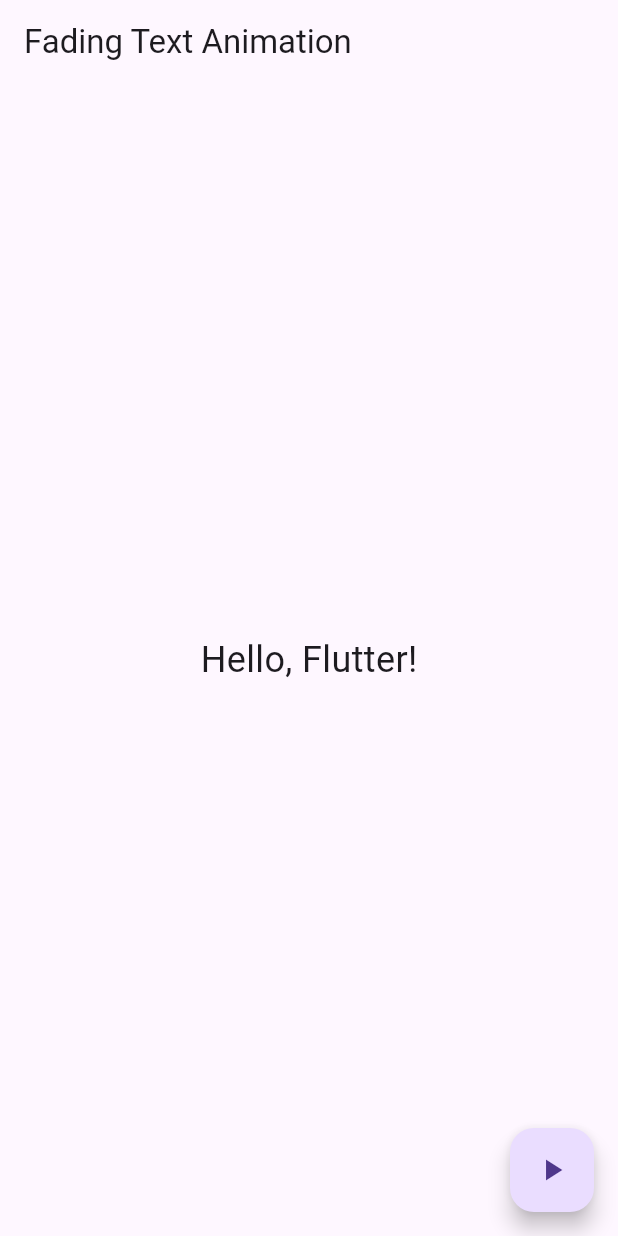
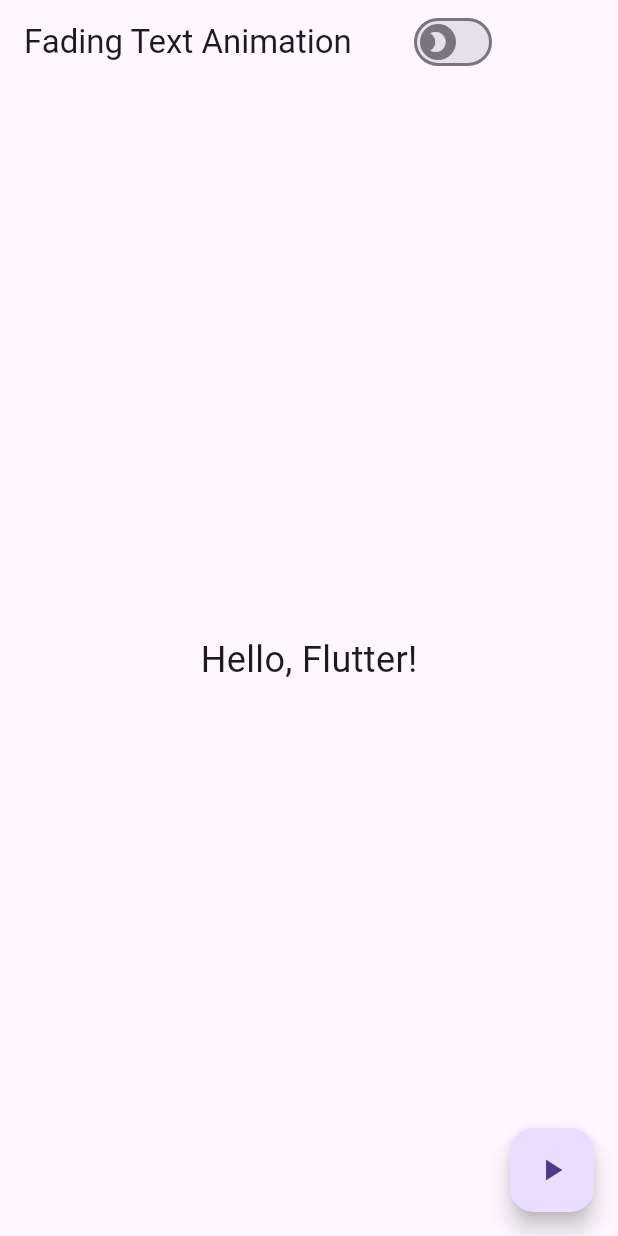
Before and after one commit to pjasmat/act8, a Flutter app: the screen it shows after launch, on a phone screen of 412 x 824 dp. Run offline on Flutter 3.47's test engine with Material 3 defaults, Android fonts, the phone set to English and light mode, and no system bars.

Commit message:
updated theme toggle switch

```diff
--- a/lib/main.dart
+++ b/lib/main.dart
@@ -4,19 +4,51 @@ void main() {
   runApp(const MyApp());
 }
 
-class MyApp extends StatelessWidget {
+// 1. Convert MyApp to a StatefulWidget to manage the theme state.
+class MyApp extends StatefulWidget {
   const MyApp({Key? key}) : super(key: key);
+
+  @override
+  State<MyApp> createState() => _MyAppState();
+}
+
+class _MyAppState extends State<MyApp> {
+  // 2. The theme state now lives here.
+  ThemeMode _themeMode = ThemeMode.light;
+
+  // 3. This function will be passed to the child widget to change the state.
+  void _toggleTheme(bool isDark) {
+    setState(() {
+      _themeMode = isDark ? ThemeMode.dark : ThemeMode.light;
+    });
+  }
 
   @override
   Widget build(BuildContext context) {
     return MaterialApp(
-      home: const FadingTextAnimation(),
+      // 4. The MaterialApp now uses the state variable.
+      themeMode: _themeMode,
+      home: FadingTextAnimation(
+        // 5. Pass the current theme state and the toggle function down to the child.
+        isDarkMode: _themeMode == ThemeMode.dark,
+        onThemeChanged: _toggleTheme,
+      ),
+      theme: ThemeData.light(),
+      darkTheme: ThemeData.dark(),
     );
   }
 }
 
 class FadingTextAnimation extends StatefulWidget {
-  const FadingTextAnimation({Key? key}) : super(key: key);
+  // 6. Add fields to accept the state and callback from the parent.
+  final bool isDarkMode;
+  final Function(bool) onThemeChanged;
+
+  const FadingTextAnimation({
+    Key? key,
+    required this.isDarkMode,
+    required this.onThemeChanged,
+  }) : super(key: key);
 
   @override
   _FadingTextAnimationState createState() => _FadingTextAnimationState();
@@ -24,6 +56,7 @@ class FadingTextAnimation extends StatefulWidget {
 
 class _FadingTextAnimationState extends State<FadingTextAnimation> {
   bool _isVisible = true;
+  // 7. The local _isDark state is no longer needed. We will use the values passed from MyApp.
 
   void toggleVisibility() {
     setState(() {
@@ -31,11 +64,32 @@ class _FadingTextAnimationState extends State<FadingTextAnimation> {
     });
   }
 
+  // This can remain the same.
+  static WidgetStateProperty<Icon> thumbIcon =
+      WidgetStateProperty.resolveWith<Icon>(
+    (Set<WidgetState> states) {
+      if (states.contains(WidgetState.selected)) {
+        return const Icon(Icons.sunny);
+      }
+      return const Icon(Icons.mode_night);
+    },
+  );
+
   @override
   Widget build(BuildContext context) {
     return Scaffold(
       appBar: AppBar(
         title: const Text('Fading Text Animation'),
+        actions: [
+          Switch(
+            thumbIcon: thumbIcon,
+            // 8. Use the `isDarkMode` value passed from the parent widget.
+            value: widget.isDarkMode,
+            // 9. When the switch is changed, call the function passed from the parent widget.
+            onChanged: widget.onThemeChanged,
+          ),
+          const SizedBox(width: 80)
+        ],
       ),
       body: Center(
         child: AnimatedOpacity(
```
